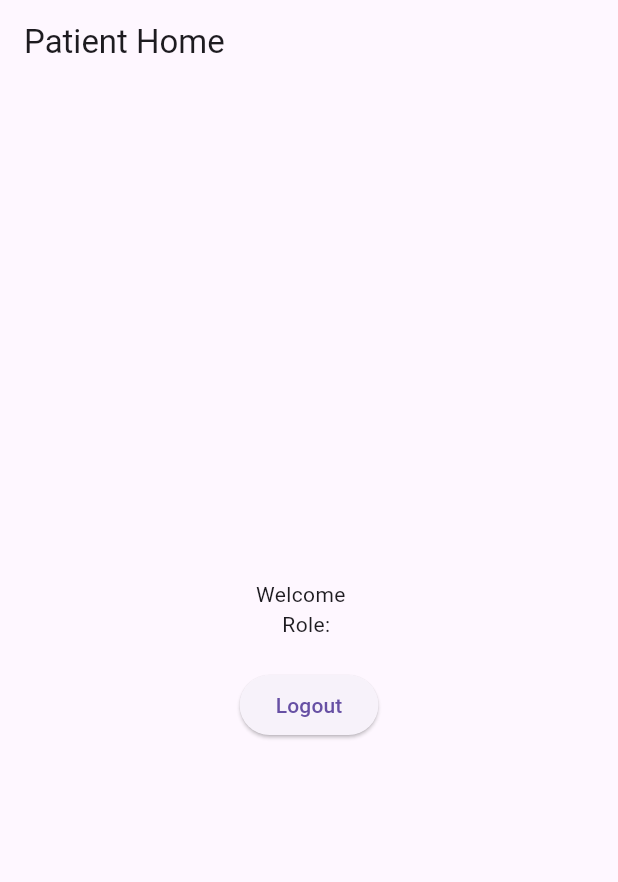
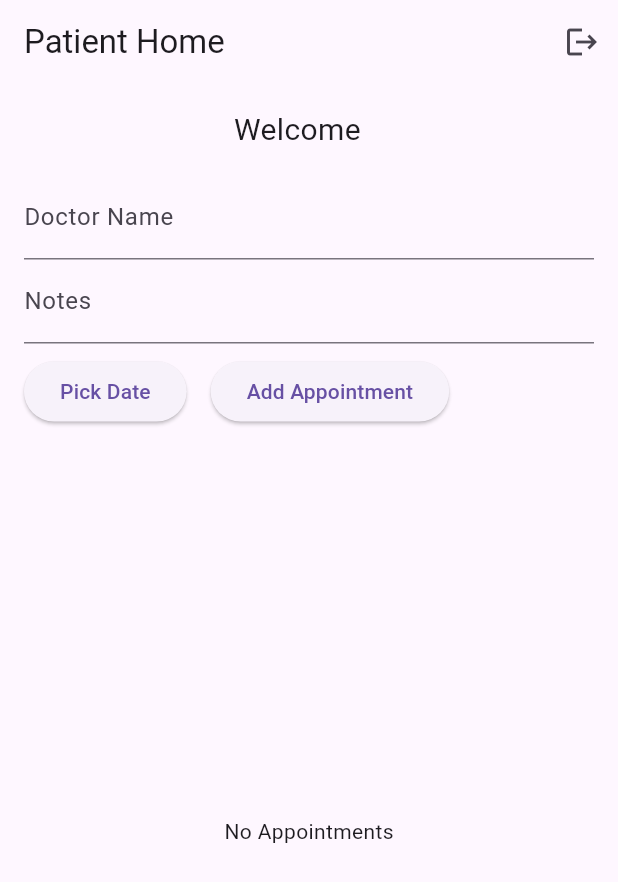
Before and after one commit to monder01/CAQM3, a Flutter app: the PatientHome screen opened directly with empty values, on a phone screen of 412 x 824 dp. Shown: the top 882 px of the screen. Run offline on Flutter 3.47's test engine with Material 3 defaults, Android fonts, the phone set to English and light mode, and no system bars; our stand-ins replace cloud_firestore, firebase_auth, firebase_core; accounts and stored records are empty; network calls fail.

Commit message:
إضافة موعد تعمل / يبقى تعديل وإلغاء

```diff
--- /dev/null
+++ b/try2/lib/models/appointment.dart
@@ -0,0 +1,35 @@
+import 'package:cloud_firestore/cloud_firestore.dart';
+
+class Appointment {
+  final String id;
+  final String doctorName;
+  final DateTime dateTime;
+  final String notes;
+
+  Appointment({
+    required this.id,
+    required this.doctorName,
+    required this.dateTime,
+    required this.notes,
+  });
+
+  // إنشاء من بيانات Firestore
+  factory Appointment.fromMap(String id, Map<String, dynamic> data) {
+    return Appointment(
+      id: id,
+      doctorName: data['doctorName'] ?? '',
+      dateTime: (data['dateTime'] as Timestamp).toDate(),
+      notes: data['notes'] ?? '',
+    );
+  }
+
+  // تحويل إلى Map لحفظه في Firestore
+  Map<String, dynamic> toMap(String patientId) {
+    return {
+      'patientId': patientId,
+      'doctorName': doctorName,
+      'dateTime': dateTime,
+      'notes': notes,
+    };
+  }
+}
--- a/try2/lib/models/doctors.dart
+++ b/try2/lib/models/doctors.dart
@@ -11,7 +11,7 @@ class Doctor extends User {
     required super.email,
     required super.phoneNumber,
     required this.specialty,
-  }) : super(
-         role: 'doctor',
-       );
+  }) : super(role: 'doctor');
+
+  // يمكنك إضافة دوال لإدارة المرضى أو المواعيد لاحقًا إذا أردت
 }
--- a/try2/lib/models/patients.dart
+++ b/try2/lib/models/patients.dart
@@ -1,7 +1,12 @@
+import 'package:cloud_firestore/cloud_firestore.dart';
+import 'appointment.dart'; // تأكد أن لديك ملف Appointment
 import 'Users.dart';
 
 class Patient extends User {
-  // يمكنك إضافة خصائص خاصة بالمريض هنا مثل تاريخ الميلاد، ملاحظات، إلخ
+  // اسم المجموعة في Firestore
+  final String _collectionName = 'appointments';
+  final FirebaseFirestore _firestore = FirebaseFirestore.instance;
+
   Patient({
     required super.userId,
     required super.firstName,
@@ -9,7 +14,52 @@ class Patient extends User {
     required super.lastName,
     required super.email,
     required super.phoneNumber,
-  }) : super(
-         role: 'patient',
-       );
+  }) : super(role: 'patient');
+
+  // إضافة موعد
+  Future<void> addAppointment(
+    String doctorName,
+    DateTime dateTime,
+    String notes,
+  ) async {
+    await _firestore.collection(_collectionName).add({
+      'patientId': userId,
+      'doctorName': doctorName,
+      'dateTime': dateTime,
+      'notes': notes,
+    });
+  }
+
+  // تعديل موعد
+  Future<void> updateAppointment(
+    String id, {
+    required String doctorName,
+    required DateTime dateTime,
+    required String notes,
+  }) async {
+    await _firestore.collection(_collectionName).doc(id).update({
+      'doctorName': doctorName,
+      'dateTime': dateTime,
+      'notes': notes,
+    });
+  }
+
+  // حذف موعد
+  Future<void> deleteAppointment(String id) async {
+    await _firestore.collection(_collectionName).doc(id).delete();
+  }
+
+  // استعراض المواعيد
+  Stream<List<Appointment>> getAppointments() {
+    return _firestore
+        .collection(_collectionName)
+        .where('patientId', isEqualTo: userId)
+        .orderBy('dateTime')
+        .snapshots()
+        .map(
+          (snapshot) => snapshot.docs
+              .map((doc) => Appointment.fromMap(doc.id, doc.data()))
+              .toList(),
+        );
+  }
 }
--- a/try2/lib/screens/patient_home.dart
+++ b/try2/lib/screens/patient_home.dart
@@ -1,28 +1,139 @@
 import 'package:flutter/material.dart';
-import '../models/Users.dart';
+import '../models/patients.dart';
+import '../models/appointment.dart';
 import '../services/auth_service.dart';
 
-class PatientHome extends StatelessWidget {
-  final User user;
+class PatientHome extends StatefulWidget {
+  final Patient user; // تأكد أننا نستقبل Patient مباشرة
   const PatientHome({super.key, required this.user});
+
+  @override
+  State<PatientHome> createState() => _PatientHomeState();
+}
+
+class _PatientHomeState extends State<PatientHome> {
+  final TextEditingController doctorNameC = TextEditingController();
+  final TextEditingController notesC = TextEditingController();
+  DateTime? selectedDate;
+
+  void _addAppointment() async {
+    if (doctorNameC.text.isEmpty || selectedDate == null) return;
+
+    await widget.user.addAppointment(
+      doctorNameC.text.trim(),
+      selectedDate!,
+      notesC.text.trim(),
+    );
+
+    doctorNameC.clear();
+    notesC.clear();
+    setState(() {
+      selectedDate = null;
+    });
+  }
+
+  void _deleteAppointment(String id) async {
+    await widget.user.deleteAppointment(id);
+  }
+
+  void _pickDate(BuildContext context) async {
+    final now = DateTime.now();
+    final date = await showDatePicker(
+      context: context,
+      initialDate: now,
+      firstDate: now,
+      lastDate: DateTime(now.year + 2),
+    );
+    if (date != null) {
+      setState(() {
+        selectedDate = date;
+      });
+    }
+  }
 
   @override
   Widget build(BuildContext context) {
     return Scaffold(
-      appBar: AppBar(title: Text('Patient Home')),
-      body: Center(
+      appBar: AppBar(
+        title: Text('Patient Home'),
+        actions: [
+          IconButton(
+            icon: Icon(Icons.logout),
+            onPressed: () async {
+              await AuthService().signOut();
+              Navigator.pop(context);
+            },
+          ),
+        ],
+      ),
+      body: Padding(
+        padding: const EdgeInsets.all(16),
         child: Column(
-          mainAxisAlignment: MainAxisAlignment.center,
           children: [
-            Text('Welcome ${user.fullName}'),
-            Text('Role: ${user.role}'),
-            SizedBox(height: 20),
-            ElevatedButton(
-              onPressed: () async {
-                await AuthService().signOut();
-                Navigator.pop(context);
-              },
-              child: Text('Logout'),
+            Text(
+              'Welcome ${widget.user.fullName}',
+              style: TextStyle(fontSize: 20),
+            ),
+            SizedBox(height: 16),
+            TextField(
+              controller: doctorNameC,
+              decoration: InputDecoration(labelText: 'Doctor Name'),
+            ),
+            TextField(
+              controller: notesC,
+              decoration: InputDecoration(labelText: 'Notes'),
+            ),
+            SizedBox(height: 8),
+            Row(
+              children: [
+                ElevatedButton(
+                  onPressed: () => _pickDate(context),
+                  child: Text(
+                    selectedDate == null
+                        ? 'Pick Date'
+                        : selectedDate!.toLocal().toString().split(' ')[0],
+                  ),
+                ),
+                SizedBox(width: 16),
+                ElevatedButton(
+                  onPressed: _addAppointment,
+                  child: Text('Add Appointment'),
+                ),
+              ],
+            ),
+            SizedBox(height: 16),
+            Expanded(
+              child: StreamBuilder<List<Appointment>>(
+                stream: widget.user.getAppointments(),
+                builder: (context, snapshot) {
+                  if (snapshot.connectionState == ConnectionState.waiting) {
+                    return Center(child: CircularProgressIndicator());
+                  }
+                  if (!snapshot.hasData || snapshot.data!.isEmpty) {
+                    return Center(child: Text('No Appointments'));
+                  }
+
+                  final appointments = snapshot.data!;
+                  return ListView.builder(
+                    itemCount: appointments.length,
+                    itemBuilder: (context, index) {
+                      final appt = appointments[index];
+                      return Card(
+                        child: ListTile(
+                          title: Text('Dr. ${appt.doctorName}'),
+                          subtitle: Text(
+                            '${appt.dateTime.toLocal()} \n${appt.notes}',
+                          ),
+                          trailing: IconButton(
+                            icon: Icon(Icons.delete),
+                            onPressed: () => _deleteAppointment(appt.id),
+                          ),
+                        ),
+                      );
+                    },
+                  );
+                },
+              ),
             ),
           ],
         ),
```
Also changed, not shown: try2/lib/models/admins.dart (+2 -5 lines), try2/lib/screens/admin_home.dart (+18 -12 lines), try2/lib/screens/doctor_home.dart (+24 -12 lines), try2/lib/screens/login_screen.dart (+16 -17 lines), try2/lib/screens/register_screen.dart (+18 -17 lines), try2/lib/services/auth_service.dart (+44 -54 lines).
